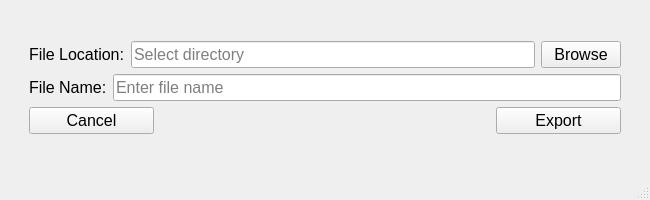
Before: the Qt Designer form export_to_csv_window.ui in TrinhLab/CASPERapp, drawn with Qt 5.
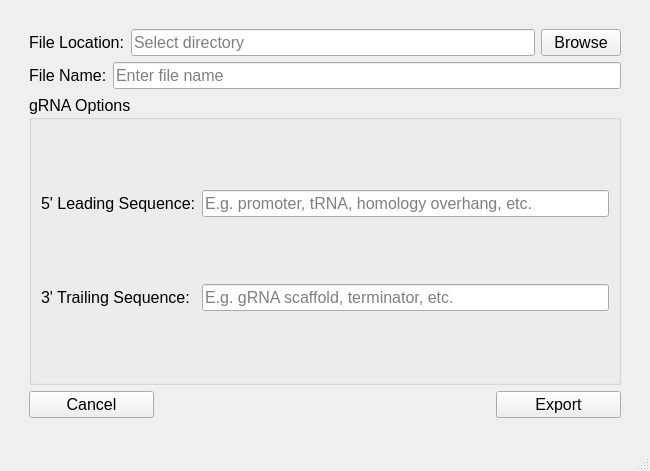
After: the same form once the commit is applied.

Commit message: Updated documetation, fixed transfer_data bug in Results, and added Export to CSV changes.

The edit to the form file:
```diff
--- a/export_to_csv_window.ui
+++ b/export_to_csv_window.ui
@@ -7,7 +7,7 @@
     <x>0</x>
     <y>0</y>
     <width>650</width>
-    <height>200</height>
+    <height>471</height>
    </rect>
   </property>
   <property name="font">
@@ -136,6 +136,43 @@
           </item>
          </layout>
         </item>
+        <item>
+         <widget class="QGroupBox" name="gRNA_Options">
+          <property name="title">
+           <string>gRNA Options</string>
+          </property>
+          <layout class="QGridLayout" name="gridLayout_6">
+           <item row="0" column="0">
+            <widget class="QLabel" name="label_3">
+             <property name="text">
+              <string>5' Leading Sequence:</string>
+             </property>
+            </widget>
+           </item>
+           <item row="1" column="0">
+            <widget class="QLabel" name="label_4">
+             <property name="text">
+              <string>3' Trailing Sequence:</string>
+             </property>
+            </widget>
+           </item>
+           <item row="1" column="1">
+            <widget class="QLineEdit" name="trailing_seq">
+             <property name="placeholderText">
+              <string>E.g. gRNA scaffold, terminator, etc.</string>
+             </property>
+            </widget>
+           </item>
+           <item row="0" column="1">
+            <widget class="QLineEdit" name="leading_seq">
+             <property name="placeholderText">
+              <string>E.g. promoter, tRNA, homology overhang, etc.</string>
+             </property>
+            </widget>
+           </item>
+          </layout>
+         </widget>
+        </item>
         <item>
          <layout class="QHBoxLayout" name="horizontalLayout">
           <item alignment="Qt::AlignLeft">
```
The commit also changes 3 other files.
